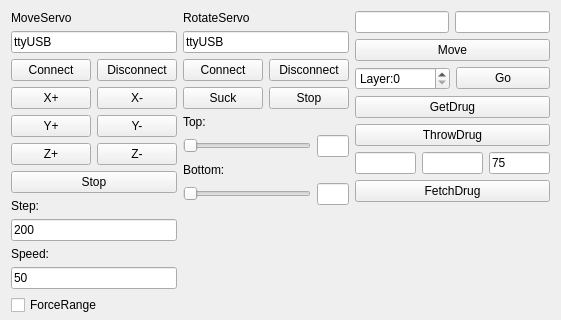
The window that testDialog/servotestdialog.ui (wh201906/Pharmacy_Robot) describes before a commit, drawn with Qt 5; both pictures show x 0 to 561 and y 0 to 320 of the 561 by 582 pixel window.
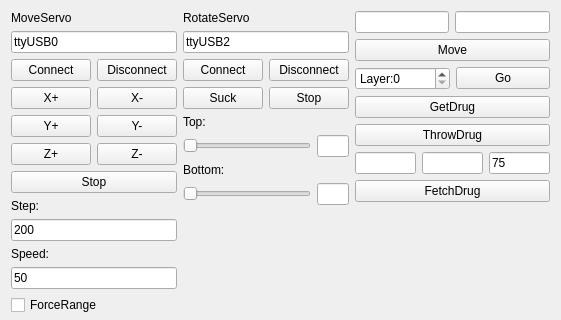
The same window after the commit.

What changed in the file:
```diff
--- a/testDialog/servotestdialog.ui
+++ b/testDialog/servotestdialog.ui
@@ -40,7 +40,7 @@
           <enum>Qt::ClickFocus</enum>
          </property>
          <property name="text">
-          <string>ttyUSB</string>
+          <string>ttyUSB0</string>
          </property>
         </widget>
        </item>
@@ -248,7 +248,7 @@
           <enum>Qt::ClickFocus</enum>
          </property>
          <property name="text">
-          <string>ttyUSB</string>
+          <string>ttyUSB2</string>
          </property>
         </widget>
        </item>
```
